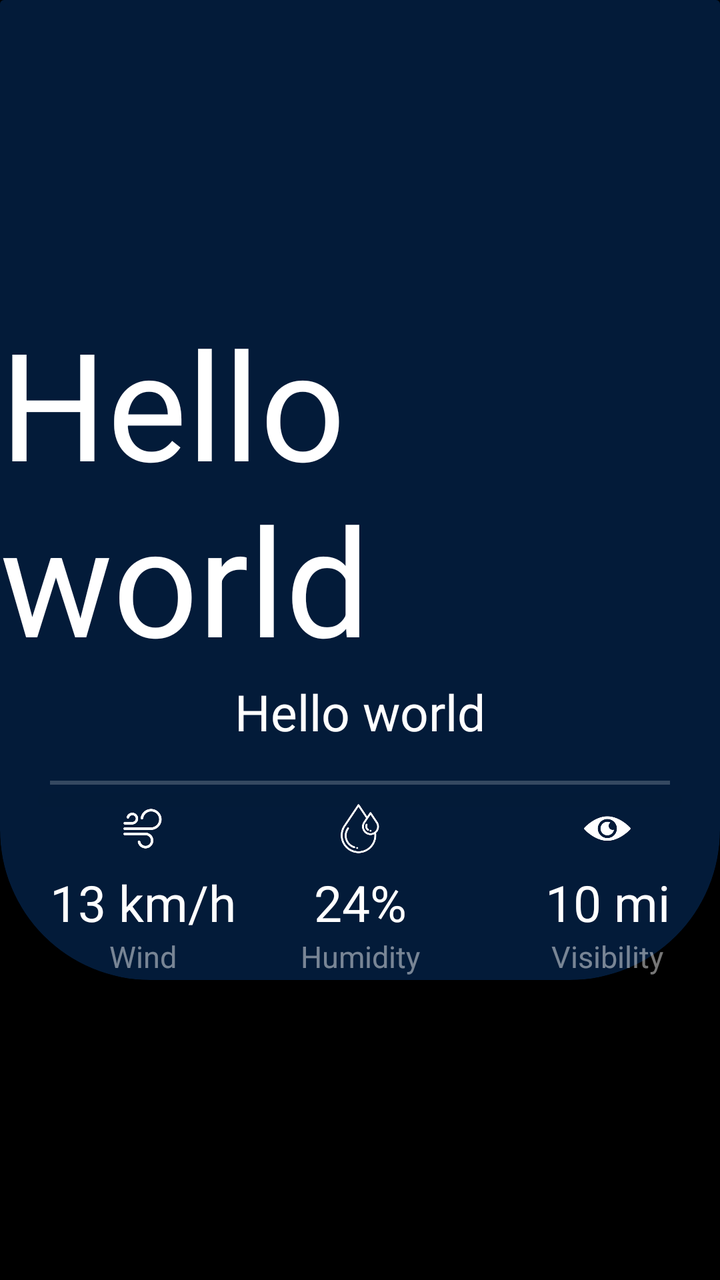
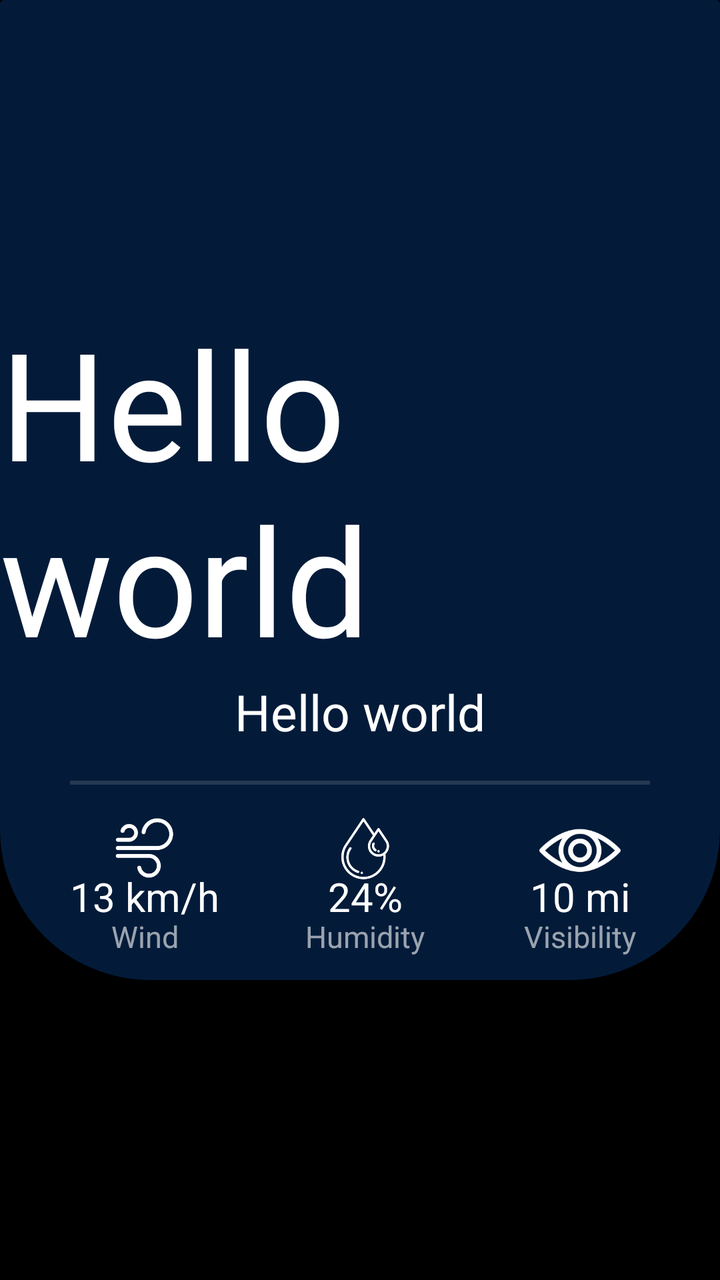

Compare the two renders of this Android layout. The source of the first and the diff that turns it into the second are given below.
<!-- AndroidManifest.xml: application theme Theme.WeatherApp -->
<!-- res/layout/activity_main.xml -->
<?xml version="1.0" encoding="utf-8"?>
<androidx.constraintlayout.widget.ConstraintLayout xmlns:android="http://schemas.android.com/apk/res/android"
    xmlns:app="http://schemas.android.com/apk/res-auto"
    xmlns:tools="http://schemas.android.com/tools"
    android:layout_width="match_parent"
    android:layout_height="match_parent"
    android:background="@color/black"
    tools:context=".MainActivity">


    <androidx.constraintlayout.widget.ConstraintLayout
        android:layout_width="match_parent"
        android:layout_height="match_parent"
        android:layout_marginBottom="150dp"
        android:background="@drawable/rounded_corner"
        app:layout_constraintBottom_toBottomOf="parent"
        app:layout_constraintEnd_toEndOf="parent"
        app:layout_constraintStart_toStartOf="parent"
        app:layout_constraintTop_toTopOf="parent">


        <TextView
            android:id="@+id/textView_temp"
            android:layout_width="wrap_content"
            android:layout_height="wrap_content"
            android:text="Hello world"
            android:textColor="@color/white"
            android:textSize="75sp"
            android:translationZ="10dp"
            app:layout_constraintBottom_toBottomOf="parent"
            app:layout_constraintEnd_toEndOf="parent"
            app:layout_constraintStart_toStartOf="parent"
            app:layout_constraintTop_toTopOf="parent" />

        <TextView
            android:id="@+id/textView_weatherDescription"
            android:layout_width="wrap_content"
            android:layout_height="wrap_content"
            android:text="Hello world"
            android:textColor="@color/white"
            android:textSize="25sp"
            android:translationZ="10dp"
            app:layout_constraintBottom_toTopOf="@+id/view"
            app:layout_constraintEnd_toEndOf="parent"
            app:layout_constraintStart_toStartOf="parent"
            app:layout_constraintTop_toBottomOf="@+id/textView_temp"
            app:layout_constraintVertical_bias="0.0" />

        <View
            android:id="@+id/view"
            android:layout_width="match_parent"
            android:layout_height="2dp"
            android:layout_marginHorizontal="25dp"
            android:background="#33ffffff"
            android:translationZ="10dp"
            app:layout_constraintBottom_toBottomOf="parent"
            app:layout_constraintEnd_toEndOf="@+id/cardView"
            app:layout_constraintStart_toStartOf="parent"
            app:layout_constraintTop_toTopOf="parent"
            app:layout_constraintVertical_bias="0.8" />

        <androidx.constraintlayout.widget.ConstraintLayout
            android:id="@+id/constraintLayout"
            android:layout_width="0dp"
            android:layout_height="0dp"
            android:translationZ="10dp"
            app:layout_constraintBottom_toBottomOf="parent"
            app:layout_constraintEnd_toEndOf="@+id/view"
            app:layout_constraintStart_toStartOf="@+id/view"
            app:layout_constraintTop_toBottomOf="@+id/view">

            <LinearLayout
                android:layout_width="wrap_content"
                android:layout_height="wrap_content"
                android:orientation="vertical"
                app:layout_constraintBottom_toBottomOf="parent"
                app:layout_constraintEnd_toEndOf="parent"
                app:layout_constraintHorizontal_bias="0.0"
                app:layout_constraintStart_toStartOf="parent"
                app:layout_constraintTop_toTopOf="parent">

                <ImageView
                    android:src="@mipmap/icon_wind_foreground"
                    android:id="@+id/imageView_currentWind"
                    android:layout_gravity="center_horizontal"
                    android:layout_width="40dp"
                    android:layout_height="40dp"
                    android:scaleType="fitXY"
                    android:contentDescription="TODO" />

                <TextView
                    android:id="@+id/textView_currentWindSpeed_1"
                    android:layout_width="wrap_content"
                    android:layout_height="wrap_content"
                    android:text="13 km/h"
                    android:textColor="@color/white"
                    android:layout_gravity="center_horizontal"
                    android:textSize="25sp"
                    android:translationZ="20dp" />


                <TextView
                    android:id="@+id/textView_currentWindSpeed_2"
                    android:layout_width="wrap_content"
                    android:layout_height="wrap_content"
                    android:layout_gravity="center_horizontal"
                    android:text="Wind"
                    android:textColor="@color/font_alt"
                    android:textSize="15sp"
                    android:translationZ="20dp" />
            </LinearLayout>


            <LinearLayout
                android:layout_width="wrap_content"
                android:layout_height="wrap_content"
                android:orientation="vertical"
                app:layout_constraintBottom_toBottomOf="parent"
                app:layout_constraintEnd_toEndOf="parent"
                app:layout_constraintStart_toStartOf="parent"
                app:layout_constraintTop_toTopOf="parent">

                <ImageView
                    android:id="@+id/imageView_currentHumidity"
                    android:layout_width="40dp"
                    android:layout_height="40dp"
                    android:layout_gravity="center_horizontal"
                    android:contentDescription="TODO"
                    android:scaleType="fitXY"
                    android:src="@mipmap/icon_humidity_foreground" />

                <TextView
                    android:id="@+id/textView_currentHumidity_1"
                    android:layout_width="wrap_content"
                    android:layout_height="wrap_content"
                    android:text="24%"
                    android:layout_gravity="center_horizontal"
                    android:textColor="@color/white"
                    android:textSize="25sp"
                    android:translationZ="20dp" />


                <TextView
                    android:id="@+id/textView_currentHumidity_2"
                    android:layout_width="wrap_content"
                    android:layout_height="wrap_content"
                    android:layout_gravity="center_horizontal"
                    android:text="Humidity"
                    android:textColor="@color/font_alt"
                    android:textSize="15sp"
                    android:translationZ="20dp" />

            </LinearLayout>


            <LinearLayout
                android:layout_width="wrap_content"
                android:layout_height="wrap_content"
                android:orientation="vertical"
                app:layout_constraintBottom_toBottomOf="parent"
                app:layout_constraintEnd_toEndOf="parent"
                app:layout_constraintHorizontal_bias="1.0"
                app:layout_constraintStart_toStartOf="parent"
                app:layout_constraintTop_toTopOf="parent">

                <ImageView
                    android:id="@+id/imageView_currentVisibility"
                    android:layout_width="40dp"
                    android:layout_height="40dp"
                    android:layout_gravity="center_horizontal"
                    android:layout_weight="1"
                    android:contentDescription="TODO"
                    android:scaleType="fitXY"
                    android:src="@mipmap/icon_visibility_foreground" />

                <TextView
                    android:id="@+id/textView_currentVisibility_1"
                    android:layout_width="wrap_content"
                    android:layout_height="wrap_content"
                    android:text="10 mi"
                    android:layout_weight="1"
                    android:layout_gravity="center_horizontal"
                    android:textColor="@color/white"
                    android:textSize="25sp"
                    android:translationZ="20dp" />


                <TextView
                    android:id="@+id/textView_currentVisibility_2"
                    android:layout_width="wrap_content"
                    android:layout_height="wrap_content"
                    android:layout_gravity="center_horizontal"
                    android:layout_weight="1"
                    android:text="Visibility"
                    android:textColor="@color/font_alt"
                    android:textSize="15sp"
                    android:translationZ="20dp" />

            </LinearLayout>



        </androidx.constraintlayout.widget.ConstraintLayout>

        <androidx.cardview.widget.CardView
            android:id="@+id/cardView"
            android:layout_width="match_parent"
            android:layout_height="match_parent"
            app:cardBackgroundColor="@color/black"
            app:layout_constraintBottom_toBottomOf="parent"
            app:layout_constraintEnd_toEndOf="parent"
            app:layout_constraintStart_toStartOf="parent"
            app:layout_constraintTop_toTopOf="parent">

            <androidx.cardview.widget.CardView
                android:layout_width="match_parent"
                android:layout_height="match_parent"
                android:layout_marginTop="-75dp"
                app:cardBackgroundColor="@color/dark_blue"
                app:cardCornerRadius="75dp">

                <ImageView
                    android:id="@+id/image_view"
                    android:layout_width="match_parent"
                    android:layout_height="match_parent"
                    android:contentDescription="TODO"
                    android:scaleType="fitXY" />

            </androidx.cardview.widget.CardView>
        </androidx.cardview.widget.CardView>


    </androidx.constraintlayout.widget.ConstraintLayout>

</androidx.constraintlayout.widget.ConstraintLayout>
<!-- resources referenced by this layout -->
<resources>
  <color name="black">#FF000000</color>
  <color name="dark_blue">#031b39</color>
  <color name="font_alt">#77ffffff</color>
  <color name="white">#FFFFFFFF</color>
  <!-- drawable rounded_corner (drawable) -->
  <?xml version="1.0" encoding="utf-8"?>
  <shape xmlns:android="http://schemas.android.com/apk/res/android">
      <solid android:color="@color/transparent"/>
  
      <corners android:bottomLeftRadius="50dp"
               android:bottomRightRadius="50dp"/>
  
  </shape>
  <!-- mipmap icon_humidity_foreground: png bitmap (mipmap-hdpi, 3598 bytes) -->
  <!-- mipmap icon_visibility_foreground: png bitmap (mipmap-hdpi, 1444 bytes) -->
  <!-- mipmap icon_wind_foreground: png bitmap (mipmap-hdpi, 2291 bytes) -->
  <style name="Theme.WeatherApp" parent="Theme.MaterialComponents.DayNight.NoActionBar">
          
          <item name="colorPrimary">@color/purple_500</item>
          <item name="colorPrimaryVariant">@color/purple_700</item>
          <item name="colorOnPrimary">@color/white</item>
          
          <item name="colorSecondary">@color/teal_200</item>
          <item name="colorSecondaryVariant">@color/teal_700</item>
          <item name="colorOnSecondary">@color/black</item>
          
          <item name="android:statusBarColor" tools:targetApi="l">@color/transparent</item>
          
  
      </style>
  <color name="transparent">#00000000</color>
  <color name="purple_500">#FF6200EE</color>
  <color name="purple_700">#FF3700B3</color>
  <color name="teal_200">#FF03DAC5</color>
  <color name="teal_700">#FF018786</color>
</resources>

<!-- the commit's change to res/layout/activity_main.xml (unified diff, before → after) -->
@@ -50,8 +50,8 @@
             android:id="@+id/view"
             android:layout_width="match_parent"
             android:layout_height="2dp"
-            android:layout_marginHorizontal="25dp"
-            android:background="#33ffffff"
+            android:layout_marginHorizontal="35dp"
+            android:background="#22ffffff"
             android:translationZ="10dp"
             app:layout_constraintBottom_toBottomOf="parent"
             app:layout_constraintEnd_toEndOf="@+id/cardView"
@@ -66,12 +66,14 @@
             android:translationZ="10dp"
             app:layout_constraintBottom_toBottomOf="parent"
             app:layout_constraintEnd_toEndOf="@+id/view"
+            app:layout_constraintHorizontal_bias="1.0"
             app:layout_constraintStart_toStartOf="@+id/view"
             app:layout_constraintTop_toBottomOf="@+id/view">
 
-            <LinearLayout
+            <androidx.constraintlayout.widget.ConstraintLayout
+                android:id="@+id/constraintLayout3"
                 android:layout_width="wrap_content"
-                android:layout_height="wrap_content"
+                android:layout_height="0dp"
                 android:orientation="vertical"
                 app:layout_constraintBottom_toBottomOf="parent"
                 app:layout_constraintEnd_toEndOf="parent"
@@ -80,23 +82,34 @@
                 app:layout_constraintTop_toTopOf="parent">
 
                 <ImageView
+                    android:id="@+id/imageView_currentWind"
+                    android:layout_width="60dp"
+                    android:layout_height="60dp"
+                    android:layout_gravity="center_horizontal"
+                    android:layout_marginTop="-5dp"
+                    android:contentDescription="TODO"
+                    android:scaleType="fitXY"
                     android:src="@mipmap/icon_wind_foreground"
-                    android:id="@+id/imageView_currentWind"
-                    android:layout_gravity="center_horizontal"
-                    android:layout_width="40dp"
-                    android:layout_height="40dp"
-                    android:scaleType="fitXY"
-                    android:contentDescription="TODO" />
+                    app:layout_constraintBottom_toBottomOf="parent"
+                    app:layout_constraintEnd_toEndOf="parent"
+                    app:layout_constraintStart_toStartOf="parent"
+                    app:layout_constraintTop_toTopOf="parent"
+                    app:layout_constraintVertical_bias="0.15" />
 
                 <TextView
                     android:id="@+id/textView_currentWindSpeed_1"
                     android:layout_width="wrap_content"
                     android:layout_height="wrap_content"
+                    android:layout_gravity="center_horizontal"
                     android:text="13 km/h"
                     android:textColor="@color/white"
-                    android:layout_gravity="center_horizontal"
-                    android:textSize="25sp"
-                    android:translationZ="20dp" />
+                    android:textSize="20sp"
+                    android:translationZ="20dp"
+                    app:layout_constraintBottom_toBottomOf="parent"
+                    app:layout_constraintEnd_toEndOf="parent"
+                    app:layout_constraintStart_toStartOf="parent"
+                    app:layout_constraintTop_toTopOf="parent"
+                    app:layout_constraintVertical_bias="0.6" />
 
 
                 <TextView
@@ -107,37 +120,52 @@
                     android:text="Wind"
                     android:textColor="@color/font_alt"
                     android:textSize="15sp"
-                    android:translationZ="20dp" />
-            </LinearLayout>
-
-
-            <LinearLayout
+                    android:translationZ="20dp"
+                    app:layout_constraintBottom_toBottomOf="parent"
+                    app:layout_constraintEnd_toEndOf="parent"
+                    app:layout_constraintStart_toStartOf="parent"
+                    app:layout_constraintTop_toTopOf="parent"
+                    app:layout_constraintVertical_bias="0.85" />
+            </androidx.constraintlayout.widget.ConstraintLayout>
+
+
+            <androidx.constraintlayout.widget.ConstraintLayout
                 android:layout_width="wrap_content"
-                android:layout_height="wrap_content"
+                android:layout_height="0dp"
                 android:orientation="vertical"
                 app:layout_constraintBottom_toBottomOf="parent"
-                app:layout_constraintEnd_toEndOf="parent"
-                app:layout_constraintStart_toStartOf="parent"
+                app:layout_constraintEnd_toStartOf="@+id/constraintLayout2"
+                app:layout_constraintStart_toEndOf="@+id/constraintLayout3"
                 app:layout_constraintTop_toTopOf="parent">
 
                 <ImageView
                     android:id="@+id/imageView_currentHumidity"
-                    android:layout_width="40dp"
-                    android:layout_height="40dp"
+                    android:layout_width="50dp"
+                    android:layout_height="50dp"
                     android:layout_gravity="center_horizontal"
                     android:contentDescription="TODO"
                     android:scaleType="fitXY"
-                    android:src="@mipmap/icon_humidity_foreground" />
+                    android:src="@mipmap/icon_humidity_foreground"
+                    app:layout_constraintBottom_toBottomOf="parent"
+                    app:layout_constraintEnd_toEndOf="parent"
+                    app:layout_constraintStart_toStartOf="parent"
+                    app:layout_constraintTop_toTopOf="parent"
+                    app:layout_constraintVertical_bias="0.15" />
 
                 <TextView
                     android:id="@+id/textView_currentHumidity_1"
                     android:layout_width="wrap_content"
                     android:layout_height="wrap_content"
+                    android:layout_gravity="center_horizontal"
                     android:text="24%"
-                    android:layout_gravity="center_horizontal"
                     android:textColor="@color/white"
-                    android:textSize="25sp"
-                    android:translationZ="20dp" />
+                    android:textSize="20sp"
+                    android:translationZ="20dp"
+                    app:layout_constraintBottom_toBottomOf="parent"
+                    app:layout_constraintEnd_toEndOf="parent"
+                    app:layout_constraintStart_toStartOf="parent"
+                    app:layout_constraintTop_toTopOf="parent"
+                    app:layout_constraintVertical_bias="0.6" />
 
 
                 <TextView
@@ -148,14 +176,20 @@
                     android:text="Humidity"
                     android:textColor="@color/font_alt"
                     android:textSize="15sp"
-                    android:translationZ="20dp" />
-
-            </LinearLayout>
-
-
-            <LinearLayout
+                    android:translationZ="20dp"
+                    app:layout_constraintBottom_toBottomOf="parent"
+                    app:layout_constraintEnd_toEndOf="parent"
+                    app:layout_constraintStart_toStartOf="parent"
+                    app:layout_constraintTop_toTopOf="parent"
+                    app:layout_constraintVertical_bias="0.85" />
+
+            </androidx.constraintlayout.widget.ConstraintLayout>
+
+
+            <androidx.constraintlayout.widget.ConstraintLayout
+                android:id="@+id/constraintLayout2"
                 android:layout_width="wrap_content"
-                android:layout_height="wrap_content"
+                android:layout_height="0dp"
                 android:orientation="vertical"
                 app:layout_constraintBottom_toBottomOf="parent"
                 app:layout_constraintEnd_toEndOf="parent"
@@ -165,24 +199,35 @@
 
                 <ImageView
                     android:id="@+id/imageView_currentVisibility"
-                    android:layout_width="40dp"
-                    android:layout_height="40dp"
-                    android:layout_gravity="center_horizontal"
+                    android:layout_width="70dp"
+                    android:layout_height="70dp"
+                    android:layout_gravity="center_horizontal"
+                    android:layout_marginTop="-8dp"
                     android:layout_weight="1"
                     android:contentDescription="TODO"
                     android:scaleType="fitXY"
-                    android:src="@mipmap/icon_visibility_foreground" />
+                    android:src="@mipmap/icon_visibility_foreground"
+                    app:layout_constraintBottom_toBottomOf="parent"
+                    app:layout_constraintEnd_toEndOf="parent"
+                    app:layout_constraintStart_toStartOf="parent"
+                    app:layout_constraintTop_toTopOf="parent"
+                    app:layout_constraintVertical_bias="0.15" />
 
                 <TextView
                     android:id="@+id/textView_currentVisibility_1"
                     android:layout_width="wrap_content"
                     android:layout_height="wrap_content"
+                    android:layout_gravity="center_horizontal"
+                    android:layout_weight="1"
                     android:text="10 mi"
-                    android:layout_weight="1"
-                    android:layout_gravity="center_horizontal"
                     android:textColor="@color/white"
-                    android:textSize="25sp"
-                    android:translationZ="20dp" />
+                    android:textSize="20sp"
+                    android:translationZ="20dp"
+                    app:layout_constraintBottom_toBottomOf="parent"
+                    app:layout_constraintEnd_toEndOf="parent"
+                    app:layout_constraintStart_toStartOf="parent"
+                    app:layout_constraintTop_toTopOf="parent"
+                    app:layout_constraintVertical_bias="0.6" />
 
 
                 <TextView
@@ -194,10 +239,14 @@
                     android:text="Visibility"
                     android:textColor="@color/font_alt"
                     android:textSize="15sp"
-                    android:translationZ="20dp" />
-
-            </LinearLayout>
-
+                    android:translationZ="20dp"
+                    app:layout_constraintBottom_toBottomOf="parent"
+                    app:layout_constraintEnd_toEndOf="parent"
+                    app:layout_constraintStart_toStartOf="parent"
+                    app:layout_constraintTop_toTopOf="parent"
+                    app:layout_constraintVertical_bias="0.85" />
+
+            </androidx.constraintlayout.widget.ConstraintLayout>
 
 
         </androidx.constraintlayout.widget.ConstraintLayout>
<!-- resource entries referenced after the edit -->
@@ -2,7 +2,7 @@
 <resources>
   <color name="black">#FF000000</color>
   <color name="dark_blue">#031b39</color>
-  <color name="font_alt">#77ffffff</color>
+  <color name="font_alt">#99ffffff</color>
   <color name="white">#FFFFFFFF</color>
   <!-- drawable rounded_corner (drawable) -->
   <?xml version="1.0" encoding="utf-8"?>
@@ -14,7 +14,7 @@
   
   </shape>
   <!-- mipmap icon_humidity_foreground: png bitmap (mipmap-hdpi, 3598 bytes) -->
-  <!-- mipmap icon_visibility_foreground: png bitmap (mipmap-hdpi, 1444 bytes) -->
+  <!-- mipmap icon_visibility_foreground: png bitmap (mipmap-hdpi, 2036 bytes) -->
   <!-- mipmap icon_wind_foreground: png bitmap (mipmap-hdpi, 2291 bytes) -->
   <style name="Theme.WeatherApp" parent="Theme.MaterialComponents.DayNight.NoActionBar">
           
